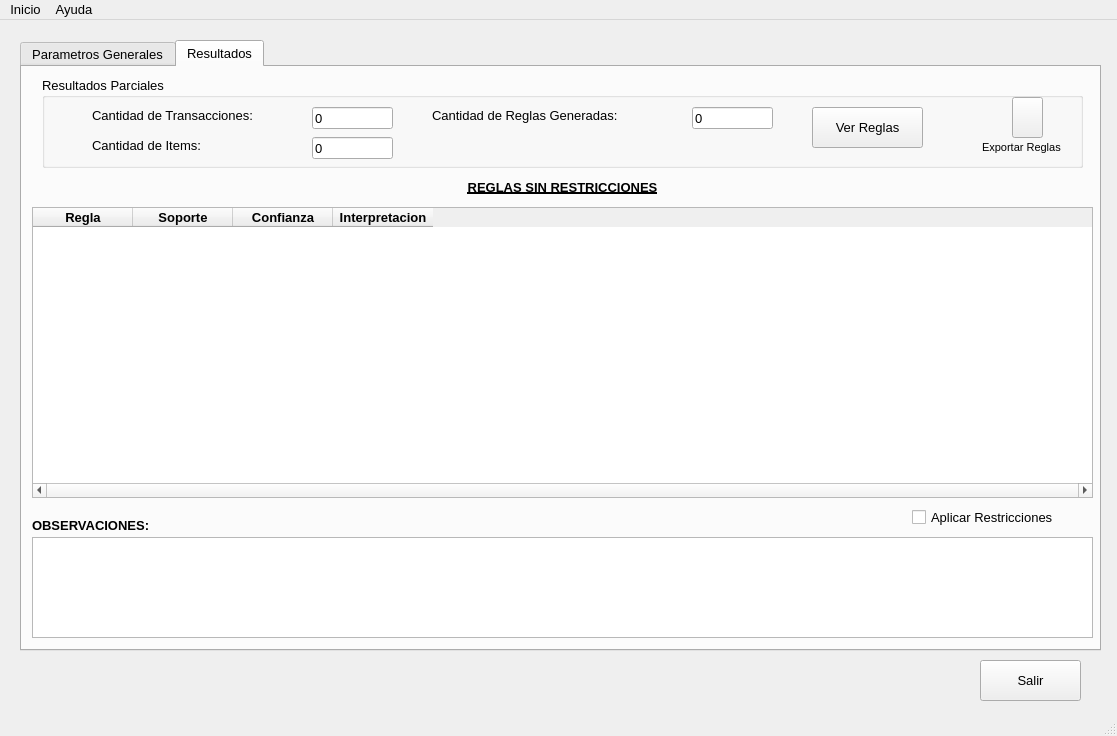
Before: the Qt Designer form src/ui/menuPrincipal.ui in lucassebib/apriori, drawn with Qt 5.
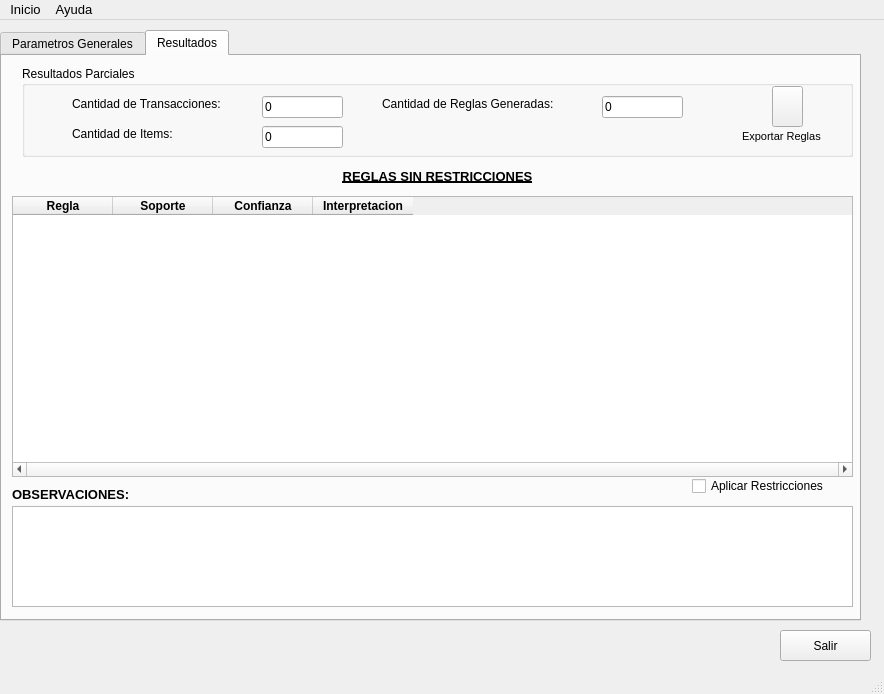
After: the same form once the commit is applied. The open tabs and pages were chosen to show the change. Icons and pictures are not drawn.

```diff
--- a/src/ui/menuPrincipal.ui
+++ b/src/ui/menuPrincipal.ui
@@ -6,8 +6,8 @@
    <rect>
     <x>0</x>
     <y>0</y>
-    <width>1117</width>
-    <height>736</height>
+    <width>884</width>
+    <height>694</height>
    </rect>
   </property>
   <property name="sizePolicy">
@@ -16,10 +16,16 @@
     <verstretch>0</verstretch>
    </sizepolicy>
   </property>
+  <property name="minimumSize">
+   <size>
+    <width>884</width>
+    <height>694</height>
+   </size>
+  </property>
   <property name="maximumSize">
    <size>
-    <width>1117</width>
-    <height>736</height>
+    <width>884</width>
+    <height>694</height>
    </size>
   </property>
   <property name="windowTitle">
@@ -33,15 +39,15 @@
    <widget class="QPushButton" name="btn_salir">
     <property name="geometry">
      <rect>
-      <x>980</x>
-      <y>640</y>
-      <width>101</width>
-      <height>41</height>
+      <x>780</x>
+      <y>610</y>
+      <width>91</width>
+      <height>31</height>
      </rect>
     </property>
     <property name="font">
      <font>
-      <pointsize>10</pointsize>
+      <pointsize>9</pointsize>
      </font>
     </property>
     <property name="toolTip">
@@ -54,15 +60,15 @@
    <widget class="QTabWidget" name="tabWidget">
     <property name="geometry">
      <rect>
-      <x>20</x>
-      <y>20</y>
-      <width>1081</width>
-      <height>611</height>
+      <x>0</x>
+      <y>10</y>
+      <width>861</width>
+      <height>591</height>
      </rect>
     </property>
     <property name="font">
      <font>
-      <pointsize>10</pointsize>
+      <pointsize>9</pointsize>
      </font>
     </property>
     <property name="currentIndex">
@@ -477,13 +483,13 @@
        <rect>
         <x>20</x>
         <y>10</y>
-        <width>1041</width>
+        <width>831</width>
         <height>91</height>
        </rect>
       </property>
       <property name="font">
        <font>
-        <pointsize>10</pointsize>
+        <pointsize>9</pointsize>
        </font>
       </property>
       <property name="title">
@@ -500,7 +506,7 @@
        </property>
        <property name="font">
         <font>
-         <pointsize>10</pointsize>
+         <pointsize>9</pointsize>
         </font>
        </property>
        <property name="text">
@@ -518,7 +524,7 @@
        </property>
        <property name="font">
         <font>
-         <pointsize>10</pointsize>
+         <pointsize>9</pointsize>
         </font>
        </property>
        <property name="text">
@@ -531,7 +537,7 @@
        </property>
        <property name="geometry">
         <rect>
-         <x>270</x>
+         <x>240</x>
          <y>30</y>
          <width>81</width>
          <height>22</height>
@@ -539,7 +545,7 @@
        </property>
        <property name="font">
         <font>
-         <pointsize>10</pointsize>
+         <pointsize>9</pointsize>
         </font>
        </property>
        <property name="layoutDirection">
@@ -558,7 +564,7 @@
        </property>
        <property name="geometry">
         <rect>
-         <x>270</x>
+         <x>240</x>
          <y>60</y>
          <width>81</width>
          <height>22</height>
@@ -566,7 +572,7 @@
        </property>
        <property name="font">
         <font>
-         <pointsize>10</pointsize>
+         <pointsize>9</pointsize>
         </font>
        </property>
        <property name="layoutDirection">
@@ -585,52 +591,10 @@
         <string/>
        </property>
       </widget>
-      <widget class="QPushButton" name="btn_ver_reglas">
-       <property name="enabled">
-        <bool>true</bool>
-       </property>
-       <property name="geometry">
-        <rect>
-         <x>770</x>
-         <y>30</y>
-         <width>111</width>
-         <height>41</height>
-        </rect>
-       </property>
-       <property name="font">
-        <font>
-         <pointsize>10</pointsize>
-        </font>
-       </property>
-       <property name="mouseTracking">
-        <bool>false</bool>
-       </property>
-       <property name="toolTip">
-        <string>&lt;html&gt;&lt;head/&gt;&lt;body&gt;&lt;p&gt;Ver Reglas Generadas&lt;/p&gt;&lt;/body&gt;&lt;/html&gt;</string>
-       </property>
-       <property name="styleSheet">
-        <string notr="true"/>
-       </property>
-       <property name="inputMethodHints">
-        <set>Qt::ImhNone</set>
-       </property>
-       <property name="text">
-        <string>Ver Reglas</string>
-       </property>
-       <property name="autoDefault">
-        <bool>false</bool>
-       </property>
-       <property name="default">
-        <bool>false</bool>
-       </property>
-       <property name="flat">
-        <bool>false</bool>
-       </property>
-      </widget>
       <widget class="QLabel" name="label_5">
        <property name="geometry">
         <rect>
-         <x>390</x>
+         <x>360</x>
          <y>30</y>
          <width>241</width>
          <height>16</height>
@@ -638,7 +602,7 @@
        </property>
        <property name="font">
         <font>
-         <pointsize>10</pointsize>
+         <pointsize>9</pointsize>
         </font>
        </property>
        <property name="text">
@@ -651,7 +615,7 @@
        </property>
        <property name="geometry">
         <rect>
-         <x>650</x>
+         <x>580</x>
          <y>30</y>
          <width>81</width>
          <height>22</height>
@@ -659,7 +623,7 @@
        </property>
        <property name="font">
         <font>
-         <pointsize>10</pointsize>
+         <pointsize>9</pointsize>
         </font>
        </property>
        <property name="layoutDirection">
@@ -675,7 +639,7 @@
       <widget class="QPushButton" name="btn_pdf">
        <property name="geometry">
         <rect>
-         <x>970</x>
+         <x>750</x>
          <y>20</y>
          <width>31</width>
          <height>41</height>
@@ -698,7 +662,7 @@
       <widget class="QLabel" name="label_6">
        <property name="geometry">
         <rect>
-         <x>940</x>
+         <x>720</x>
          <y>60</y>
          <width>101</width>
          <height>20</height>
@@ -719,8 +683,8 @@
        <rect>
         <x>10</x>
         <y>140</y>
-        <width>1061</width>
-        <height>291</height>
+        <width>841</width>
+        <height>281</height>
        </rect>
       </property>
       <property name="horizontalScrollBarPolicy">
@@ -735,7 +699,7 @@
        </property>
        <property name="font">
         <font>
-         <pointsize>10</pointsize>
+         <pointsize>9</pointsize>
          <weight>75</weight>
          <bold>true</bold>
         </font>
@@ -756,7 +720,7 @@
        </property>
        <property name="font">
         <font>
-         <pointsize>10</pointsize>
+         <pointsize>9</pointsize>
          <weight>75</weight>
          <bold>true</bold>
         </font>
@@ -768,7 +732,7 @@
        </property>
        <property name="font">
         <font>
-         <pointsize>10</pointsize>
+         <pointsize>9</pointsize>
          <weight>75</weight>
          <bold>true</bold>
         </font>
@@ -780,7 +744,7 @@
        </property>
        <property name="font">
         <font>
-         <pointsize>10</pointsize>
+         <pointsize>9</pointsize>
          <weight>75</weight>
          <bold>true</bold>
         </font>
@@ -791,8 +755,8 @@
       <property name="geometry">
        <rect>
         <x>10</x>
-        <y>470</y>
-        <width>1061</width>
+        <y>450</y>
+        <width>841</width>
         <height>101</height>
        </rect>
       </property>
@@ -801,7 +765,7 @@
       <property name="geometry">
        <rect>
         <x>10</x>
-        <y>450</y>
+        <y>430</y>
         <width>201</width>
         <height>16</height>
        </rect>
@@ -820,9 +784,9 @@
      <widget class="QCheckBox" name="cb_aplicar_restricc">
       <property name="geometry">
        <rect>
-        <x>890</x>
-        <y>440</y>
-        <width>181</width>
+        <x>690</x>
+        <y>420</y>
+        <width>161</width>
         <height>20</height>
        </rect>
       </property>
@@ -835,7 +799,7 @@
        <rect>
         <x>20</x>
         <y>110</y>
-        <width>1041</width>
+        <width>831</width>
         <height>20</height>
        </rect>
       </property>
@@ -865,7 +829,7 @@
     <rect>
      <x>0</x>
      <y>0</y>
-     <width>1117</width>
+     <width>884</width>
      <height>29</height>
     </rect>
    </property>
```
Left out of the diff: 75 changed lines with no effect on the pictures.
